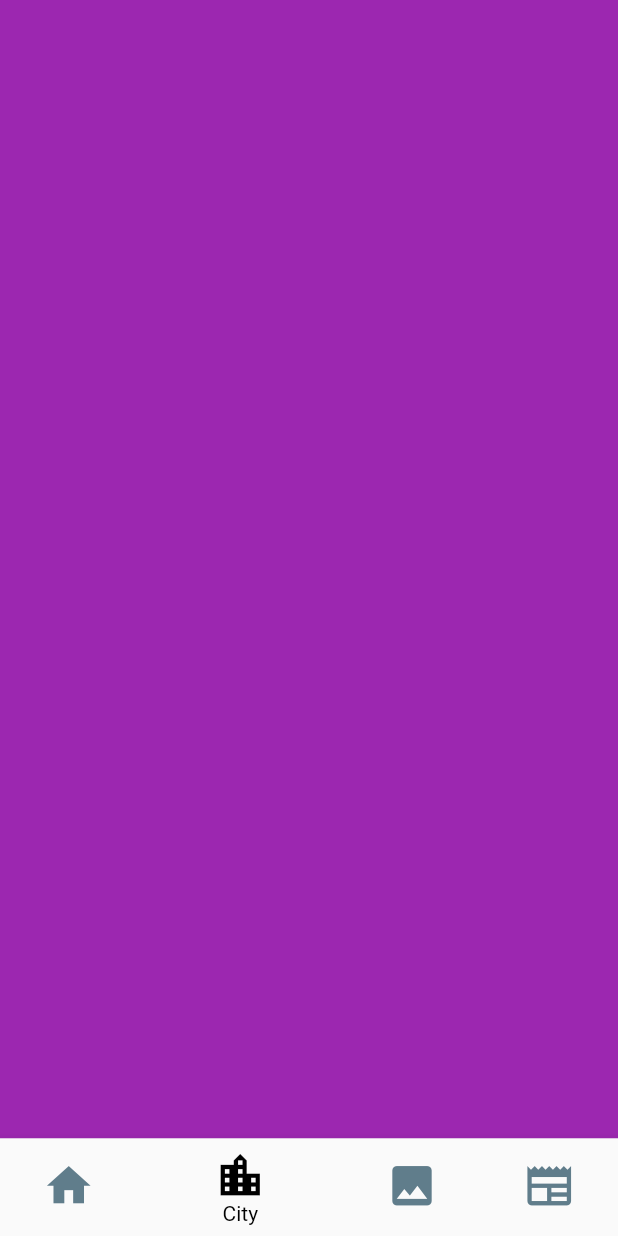
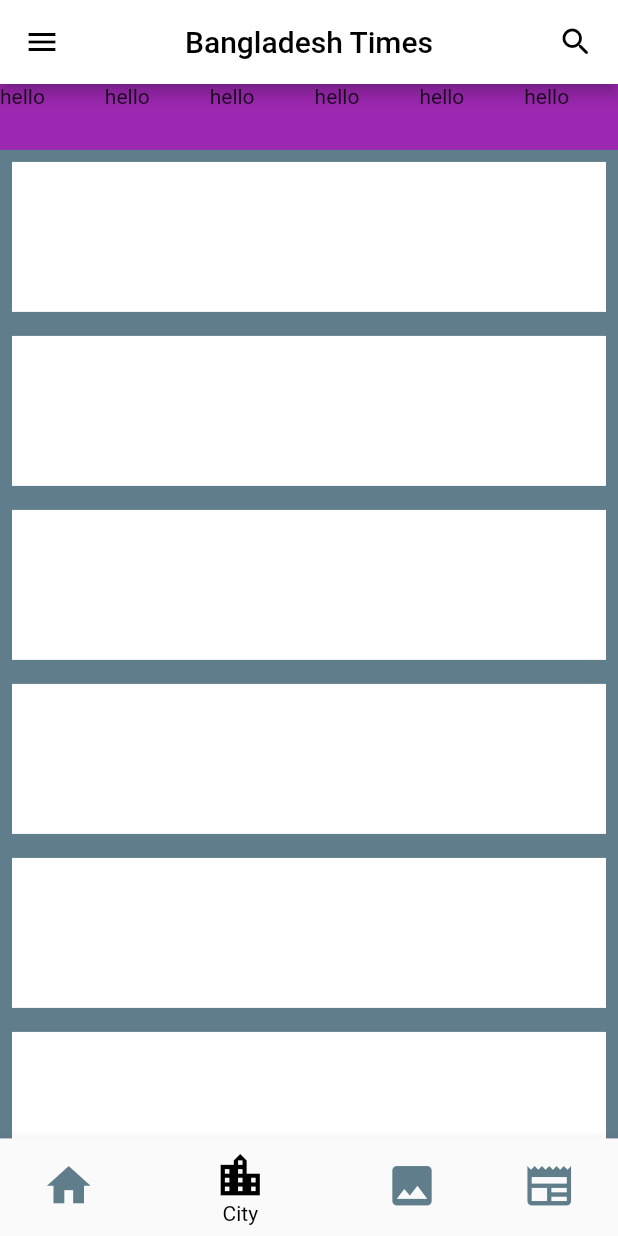
Before and after one commit to mrinal3012/newspaperapps, a Flutter app: the screen it shows after launch, on a phone screen of 412 x 824 dp. Run offline on Flutter 3.47's test engine with Material 2 defaults, Android fonts, the light colour scheme and no system bars.

Commit message:
add news

```diff
--- a/lib/screen/city_page.dart
+++ b/lib/screen/city_page.dart
@@ -1,4 +1,5 @@
 import 'package:flutter/material.dart';
+import 'package:newspaperapps/model/model_class_page.dart';
 
 class CityPage extends StatefulWidget {
   const CityPage({Key? key}) : super(key: key);
@@ -12,6 +13,77 @@
   Widget build(BuildContext context) {
     return Scaffold(
       backgroundColor: Colors.purple,
+      appBar: AppBar(
+        backgroundColor: Colors.white,
+        title: Row(
+          mainAxisAlignment: MainAxisAlignment.spaceBetween,
+          children: [
+            Icon(Icons.menu,color: Colors.black,),
+            Text("Bangladesh Times",style: TextStyle(color: Colors.black),),
+            Icon(Icons.search_rounded,color: Colors.black)
+          ],),
+      ),
+
+      body: Column(children: [
+        Expanded( flex: 1,
+        child: ListView(
+          scrollDirection: Axis.horizontal,
+          children: [
+            Text("hello"),
+            SizedBox(width: 40,),
+            Text("hello"),
+            SizedBox(width: 40,),
+            Text("hello"),
+            SizedBox(width: 40,),
+            Text("hello"),
+            SizedBox(width: 40,),
+            Text("hello"),
+            SizedBox(width: 40,),
+            Text("hello"),
+            SizedBox(width: 40,),
+            Text("hello"),
+            SizedBox(width: 40,),
+            Text("hello"),
+            SizedBox(width: 40,), Text("hello"),
+            SizedBox(width: 40,),
+            Text("hello"),
+            SizedBox(width: 40,),
+            Text("hello"),
+            SizedBox(width: 40,),
+            Text("hello"),
+            SizedBox(width: 40,),
+            Text("hello"),
+            SizedBox(width: 40,),
+            Text("hello"),
+            SizedBox(width: 40,),
+            Text("hello"),
+            SizedBox(width: 40,),
+            Text("hello"),
+            SizedBox(width: 40,),
+          ],),
+        ),
+        Expanded(
+            flex: 15,
+            child: Container(
+
+              height: double.infinity,
+              width: double.infinity,
+              color: Colors.blueGrey,
+            child: ListView.builder(
+              itemCount: 10,
+              itemBuilder: (context, index) =>
+                Padding(
+                  padding: const EdgeInsets.all(8.0),
+                  child: Container(height: 100,color: Colors.white,
+                  child: Column(
+                    children: [
+
+                    ],
+                  ),
+                  ),
+                ),),
+            ))
+      ],),
     );
   }
 }
--- a/pubspec.yaml
+++ b/pubspec.yaml
@@ -37,6 +37,9 @@
   # Use with the CupertinoIcons class for iOS style icons.
   cupertino_icons: ^1.0.2
   bottom_navy_bar: ^6.0.0
+  http:
+  flutter_share: ^2.0.0
+  provider: ^6.0.5
 
 dev_dependencies:
   flutter_test:
```
Also changed, not shown: lib/home/home_news_page.dart (added, +17 -0 lines), lib/model/model_class_page.dart (added, +19 -0 lines), lib/screen/home_page.dart (+63 -5 lines), pubspec.lock.
